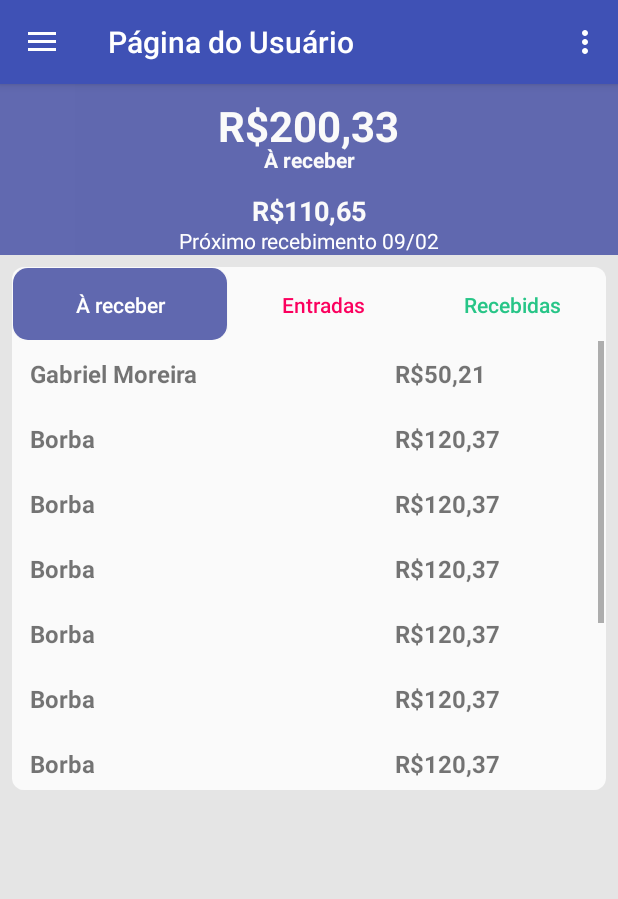
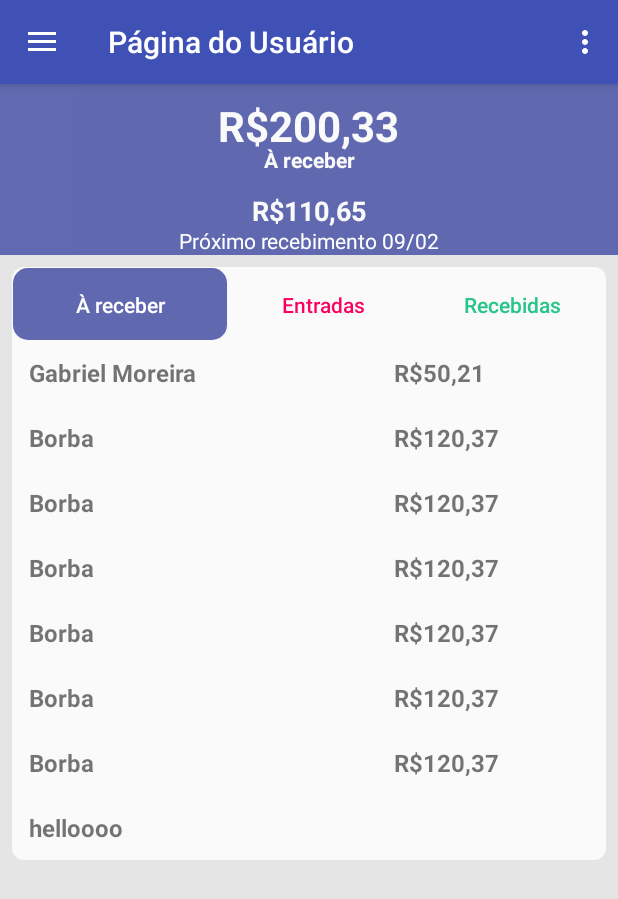
Before and after one commit to filipefborba/lapagapp, an Android app: the initial_userActivity screen opened directly, with no data from a screen before it, on a phone screen of 412 x 824 dp. Shown: the top 899 px of the screen. Run offline under Robolectric (Android 15) with nearby library versions, the phone set to English and light mode, and no system bars.

Commit message:
notifications push option

```diff
--- a/Lapag/app/src/main/java/com/example/gmore/lapag/initial_userActivity.java
+++ b/Lapag/app/src/main/java/com/example/gmore/lapag/initial_userActivity.java
@@ -105,9 +105,6 @@ public class initial_userActivity extends AppCompatActivity
             button_areceber.setBackgroundResource(R.drawable.button_rounded_corner_areceber);
             button_areceber.setTextColor(getResources().getColor(R.color.white));
             button_entradas.setBackgroundResource(R.drawable.not_clicked_button);
-            button_recebidas.setBackgroundResource(R.drawable.not_clicked_button);
-            button_entradas.setTextColor(getResources().getColor(R.color.faturado));
-            button_recebidas.setTextColor(getResources().getColor(R.color.tranferido));
             // quando clicar no a recebido rodar função para atualizar valores
             score_view.setCompoundDrawablesWithIntrinsicBounds(areceber_drawable, null, null, null);
             areceber_text.setText("À receber");
@@ -131,6 +128,9 @@ public class initial_userActivity extends AppCompatActivity
 
             Drawable areceber_drawable = getResources().getDrawable(R.drawable.areceber);
 
+            button_recebidas.setBackgroundResource(R.drawable.not_clicked_button);
+            button_entradas.setTextColor(getResources().getColor(R.color.faturado));
+            button_recebidas.setTextColor(getResources().getColor(R.color.tranferido));
             button_entradas.setBackgroundResource(R.drawable.button_rounded_corner);
             button_entradas.setTextColor(getResources().getColor(R.color.white));
             button_areceber.setBackgroundResource(R.drawable.not_clicked_button);
@@ -227,10 +227,7 @@ public class initial_userActivity extends AppCompatActivity
 
         } else if (id == R.id.nav_slideshow) {
 
-        } else if (id == R.id.nav_manage) {
-
         }
-
         DrawerLayout drawer = (DrawerLayout) findViewById(R.id.drawer_layout);
         drawer.closeDrawer(GravityCompat.START);
         return true;
--- a/Lapag/app/src/main/res/layout/content_initial_user.xml
+++ b/Lapag/app/src/main/res/layout/content_initial_user.xml
@@ -126,7 +126,7 @@
 
     <LinearLayout
         android:id="@+id/linearLayout2"
-        android:layout_width="match_parent"
+        android:layout_width="0dp"
         android:layout_height="wrap_content"
         android:layout_marginEnd="8dp"
         android:layout_marginLeft="8dp"
@@ -198,11 +198,14 @@
             tools:layout_editor_absoluteX="8dp"
             tools:layout_editor_absoluteY="8dp">
 
+            <ListView
+                android:layout_width="match_parent"
+                android:layout_height="wrap_content" />
+
             <ScrollView
                 android:id="@+id/scroll_view_list"
                 android:layout_width="match_parent"
-                android:layout_height="300dp"
-                android:background="@drawable/rounded_corner"
+                android:layout_height="wrap_content"
                 tools:layout_editor_absoluteX="8dp"
                 tools:layout_editor_absoluteY="8dp">
 
@@ -210,7 +213,6 @@
                     android:id="@+id/table"
                     android:layout_width="match_parent"
                     android:layout_height="wrap_content"
-                    android:layout_margin="0dp"
 
                     android:orientation="vertical">
 
@@ -225,7 +227,47 @@
                         android:textStyle="bold" />
 
                     <TextView
-                        android:id="@+id/textView25"
+                        android:id="@+id/textView256"
+                        android:layout_width="match_parent"
+                        android:layout_height="wrap_content"
+                        android:layout_margin="5dp"
+                        android:padding="5dp"
+                        android:text="Borba                                                  R$120,37"
+                        android:textSize="16sp"
+                        android:textStyle="bold" />
+
+                    <TextView
+                        android:id="@+id/textView2551"
+                        android:layout_width="match_parent"
+                        android:layout_height="wrap_content"
+                        android:layout_margin="5dp"
+                        android:padding="5dp"
+                        android:text="Borba                                                  R$120,37"
+                        android:textSize="16sp"
+                        android:textStyle="bold" />
+
+                    <TextView
+                        android:id="@+id/textView2521"
+                        android:layout_width="match_parent"
+                        android:layout_height="wrap_content"
+                        android:layout_margin="5dp"
+                        android:padding="5dp"
+                        android:text="Borba                                                  R$120,37"
+                        android:textSize="16sp"
+                        android:textStyle="bold" />
+
+                    <TextView
+                        android:id="@+id/textView255"
+                        android:layout_width="match_parent"
+                        android:layout_height="wrap_content"
+                        android:layout_margin="5dp"
+                        android:padding="5dp"
+                        android:text="Borba                                                  R$120,37"
+                        android:textSize="16sp"
+                        android:textStyle="bold" />
+
+                    <TextView
+                        android:id="@+id/textView2515"
                         android:layout_width="match_parent"
                         android:layout_height="wrap_content"
                         android:layout_margin="5dp"
@@ -245,77 +287,7 @@
                         android:textStyle="bold" />
 
                     <TextView
-                        android:id="@+id/textView25"
-                        android:layout_width="match_parent"
-                        android:layout_height="wrap_content"
-                        android:layout_margin="5dp"
-                        android:padding="5dp"
-                        android:text="Borba                                                  R$120,37"
-                        android:textSize="16sp"
-                        android:textStyle="bold" />
-
-                    <TextView
-                        android:id="@+id/textView25"
-                        android:layout_width="match_parent"
-                        android:layout_height="wrap_content"
-                        android:layout_margin="5dp"
-                        android:padding="5dp"
-                        android:text="Borba                                                  R$120,37"
-                        android:textSize="16sp"
-                        android:textStyle="bold" />
-
-                    <TextView
-                        android:id="@+id/textView25"
-                        android:layout_width="match_parent"
-                        android:layout_height="wrap_content"
-                        android:layout_margin="5dp"
-                        android:padding="5dp"
-                        android:text="Borba                                                  R$120,37"
-                        android:textSize="16sp"
-                        android:textStyle="bold" />
-
-                    <TextView
-                        android:id="@+id/textView25"
-                        android:layout_width="match_parent"
-                        android:layout_height="wrap_content"
-                        android:layout_margin="5dp"
-                        android:padding="5dp"
-                        android:text="Borba                                                  R$120,37"
-                        android:textSize="16sp"
-                        android:textStyle="bold" />
-
-                    <TextView
-                        android:id="@+id/textView25"
-                        android:layout_width="match_parent"
-                        android:layout_height="wrap_content"
-                        android:layout_margin="5dp"
-                        android:padding="5dp"
-                        android:text="Borba                                                  R$120,37"
-                        android:textSize="16sp"
-                        android:textStyle="bold" />
-
-                    <TextView
-                        android:id="@+id/textView25"
-                        android:layout_width="match_parent"
-                        android:layout_height="wrap_content"
-                        android:layout_margin="5dp"
-                        android:padding="5dp"
-                        android:text="Borba                                                  R$120,37"
-                        android:textSize="16sp"
-                        android:textStyle="bold" />
-
-                    <TextView
-                        android:id="@+id/textView25"
-                        android:layout_width="match_parent"
-                        android:layout_height="wrap_content"
-                        android:layout_margin="5dp"
-                        android:padding="5dp"
-                        android:text="Borba                                                  R$120,37"
-                        android:textSize="16sp"
-                        android:textStyle="bold" />
-
-                    <TextView
-                        android:id="@+id/textView25"
+                        android:id="@+id/textView24155"
                         android:layout_width="match_parent"
                         android:layout_height="wrap_content"
                         android:layout_margin="5dp"
--- a/Lapag/app/src/main/res/layout/nav_header_initial_user.xml
+++ b/Lapag/app/src/main/res/layout/nav_header_initial_user.xml
@@ -11,14 +11,15 @@
     android:paddingLeft="@dimen/activity_horizontal_margin"
     android:paddingRight="@dimen/activity_horizontal_margin"
     android:paddingTop="@dimen/activity_vertical_margin"
-    android:theme="?attr/actionBarPopupTheme">
+    android:theme="?attr/actionBarPopupTheme"
+    android:weightSum="1">
 
     <ImageView
         android:id="@+id/imageView"
-        android:layout_width="wrap_content"
-        android:layout_height="wrap_content"
-        android:paddingTop="@dimen/nav_header_vertical_spacing"
-        app:srcCompat="@drawable/lapag2" />
+        android:layout_width="106dp"
+        android:layout_height="36dp"
+        app:srcCompat="@drawable/lapag2"
+        android:layout_weight="0.31" />
 
     <TextView
         android:id="@+id/nome_usuario_menu"
@@ -31,4 +32,14 @@
         android:textSize="18sp"
         android:typeface="sans" />
 
+    <Switch
+        android:id="@+id/switch1"
+        android:layout_width="204dp"
+        android:layout_height="wrap_content"
+        android:text="Ativar notificações push"
+        android:textAlignment="center"
+        android:textAllCaps="false"
+        android:textColor="@color/white"
+        android:textSize="12sp" />
+
 </LinearLayout>
--- a/Lapag/app/src/main/res/menu/activity_initial_user_drawer.xml
+++ b/Lapag/app/src/main/res/menu/activity_initial_user_drawer.xml
@@ -16,10 +16,6 @@
             android:id="@+id/nav_slideshow"
             android:icon="@android:drawable/sym_action_email"
             android:title="Fale conosco" />
-        <item
-            android:id="@+id/nav_manage"
-            android:icon="?android:attr/listChoiceIndicatorMultiple"
-            android:title="Serviços" />
     </group>
 
 </menu>
--- a/Lapag/app/src/main/res/values/colors.xml
+++ b/Lapag/app/src/main/res/values/colors.xml
@@ -7,7 +7,7 @@
     <color name="tranferido">#27c587</color>
     <color name="faturado">#fb005e</color>
     <color name="areceber">#6068af</color>
-    <color name="white">#FFF</color>
+    <color name="white">#ffffff</color>
     <color name="background_default">#fafafa</color>
     <color name="default_font">#727272</color>
 
```
